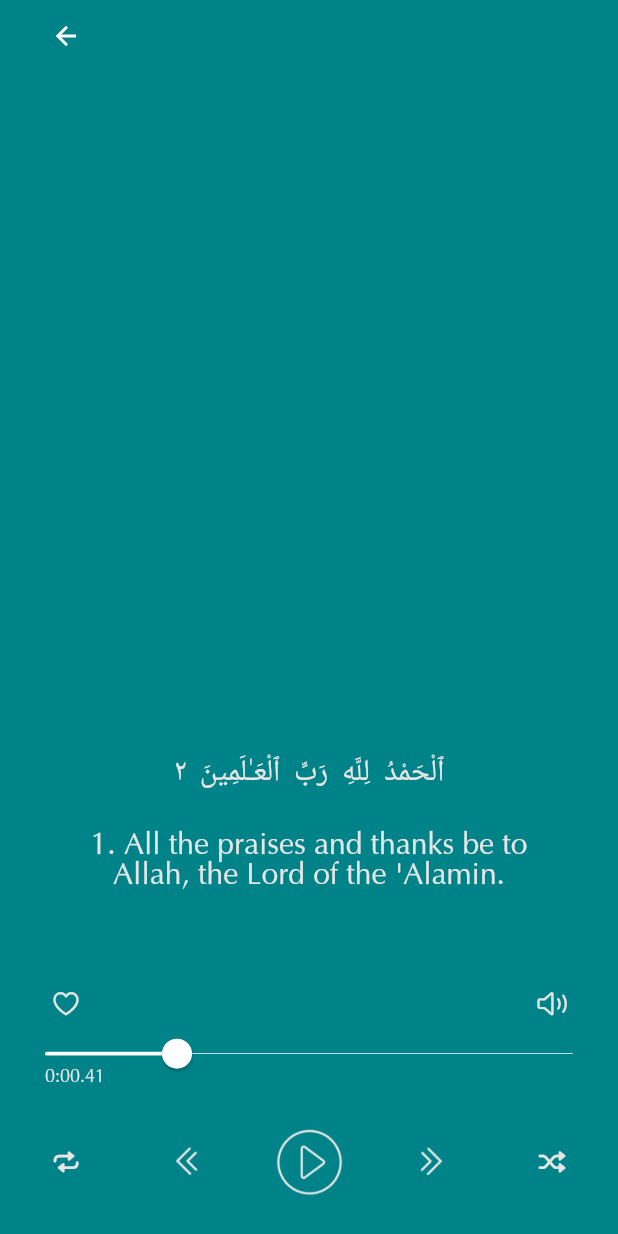
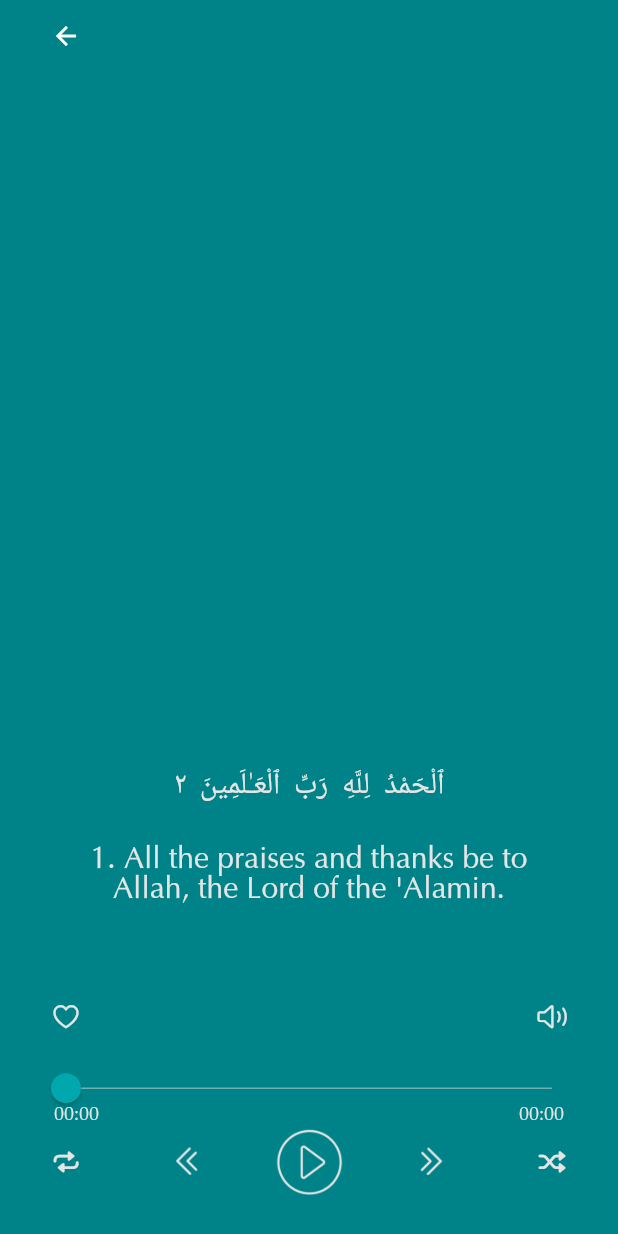
Before and after one commit to monirhelalee/Rakhsaani, a Flutter app: the PlayerSection widget shown alone on an empty page, opened directly, on a phone screen of 412 x 824 dp. Run offline on Flutter 3.47's test engine with Material 2 defaults, Android fonts, the phone set to English and light mode, and no system bars; our stand-ins replace bot_toast, dartz, google_fonts, just_audio, logger, lottie and 2 more; accounts and stored records are empty; network calls fail.

Commit message:
seekbar implemented, need some refactoring

```diff
--- a/lib/features/surah_list/view/widgets/player_section.dart
+++ b/lib/features/surah_list/view/widgets/player_section.dart
@@ -4,6 +4,7 @@ import 'package:flutter/cupertino.dart';
 import 'package:flutter/material.dart';
 import 'package:provider/provider.dart';
 import 'package:rakhsaani/features/player/view_model/player_view_model.dart';
+import 'package:rakhsaani/features/surah_list/view/widgets/seekbar.dart';
 import '../../../../core/utils/asset_path.dart';
 import '../../../../core/utils/colors.dart';
 import '../../../../core/utils/constant.dart';
@@ -74,38 +75,51 @@ class PlayerSection extends StatelessWidget {
                   ),
                 ],
               ),
-              SliderTheme(
-                data: SliderThemeData(
-                    trackHeight: .5,
-                    overlayShape: SliderComponentShape.noOverlay),
-                child: Slider(
-                  activeColor: Colors.white,
-                  inactiveColor: Colors.white,
-                  min: 0,
-                  max: 100,
-                  onChanged: (double value) {},
-                  value: 25,
-                ),
+               StreamBuilder<PositionData>(
+                stream: player.positionDataStream,
+                builder: (context, snapshot) {
+                  final positionData = snapshot.data;
+                  return SeekBar(
+                    duration: positionData?.duration ?? Duration.zero,
+                    position: positionData?.position ?? Duration.zero,
+                    bufferedPosition:
+                        positionData?.bufferedPosition ?? Duration.zero,
+                    // onChangeEnd: player.seek,
+                  );
+                },
               ),
-              Padding(
-                padding: const EdgeInsets.symmetric(horizontal: 10.0),
-                child: Row(
-                  mainAxisAlignment: MainAxisAlignment.spaceBetween,
-                  children: [
-                    const Text(
-                      '0:00.41',
-                      style: AppTextStyles.kPlayerTimerTextStyle,
-                    ),
-                    Text(
-                      svm.selectedSurah?.duration ?? "",
-                      style: AppTextStyles.kPlayerTimerTextStyle,
-                    ),
-                  ],
-                ),
-              ),
-              const SizedBox(
-                height: 25,
-              ),
+              // SliderTheme(
+              //   data: SliderThemeData(
+              //       trackHeight: .5,
+              //       overlayShape: SliderComponentShape.noOverlay),
+              //   child: Slider(
+              //     activeColor: Colors.white,
+              //     inactiveColor: Colors.white,
+              //     min: 0,
+              //     max: 100,
+              //     onChanged: (double value) {},
+              //     value: 25,
+              //   ),
+              // ),
+              // Padding(
+              //   padding: const EdgeInsets.symmetric(horizontal: 10.0),
+              //   child: Row(
+              //     mainAxisAlignment: MainAxisAlignment.spaceBetween,
+              //     children: [
+              //       const Text(
+              //         '0:00.41',
+              //         style: AppTextStyles.kPlayerTimerTextStyle,
+              //       ),
+              //       Text(
+              //         svm.selectedSurah?.duration ?? "",
+              //         style: AppTextStyles.kPlayerTimerTextStyle,
+              //       ),
+              //     ],
+              //   ),
+              // ),
+              // const SizedBox(
+              //   height: 25,
+              // ),
               Row(
                 mainAxisAlignment: MainAxisAlignment.spaceBetween,
                 crossAxisAlignment: CrossAxisAlignment.center,
--- /dev/null
+++ b/lib/features/surah_list/view/widgets/seekbar.dart
@@ -0,0 +1,208 @@
+import 'dart:math';
+
+import 'package:flutter/material.dart';
+
+import '../../../../core/utils/styles.dart';
+
+class SeekBar extends StatefulWidget {
+  final Duration duration;
+  final Duration position;
+  final Duration bufferedPosition;
+  final ValueChanged<Duration>? onChanged;
+  final ValueChanged<Duration>? onChangeEnd;
+
+  const SeekBar({
+    Key? key,
+    required this.duration,
+    required this.position,
+    required this.bufferedPosition,
+    this.onChanged,
+    this.onChangeEnd,
+  }) : super(key: key);
+
+  @override
+  SeekBarState createState() => SeekBarState();
+}
+
+class SeekBarState extends State<SeekBar> {
+  double? _dragValue;
+  late SliderThemeData _sliderThemeData;
+
+  @override
+  void didChangeDependencies() {
+    super.didChangeDependencies();
+
+    _sliderThemeData = SliderTheme.of(context).copyWith(
+      trackHeight: .5,
+    );
+  }
+
+  @override
+  Widget build(BuildContext context) {
+    return Stack(
+      children: [
+        SliderTheme(
+          data: _sliderThemeData.copyWith(
+            thumbShape: HiddenThumbComponentShape(),
+            activeTrackColor: Colors.blue.shade100,
+            inactiveTrackColor: Colors.grey.shade300,
+          ),
+          child: ExcludeSemantics(
+            child: Slider(
+              min: 0.0,
+              max: widget.duration.inMilliseconds.toDouble(),
+              value: min(widget.bufferedPosition.inMilliseconds.toDouble(),
+                  widget.duration.inMilliseconds.toDouble()),
+              onChanged: (value) {
+                setState(() {
+                  _dragValue = value;
+                });
+                if (widget.onChanged != null) {
+                  widget.onChanged!(Duration(milliseconds: value.round()));
+                }
+              },
+              onChangeEnd: (value) {
+                if (widget.onChangeEnd != null) {
+                  widget.onChangeEnd!(Duration(milliseconds: value.round()));
+                }
+                _dragValue = null;
+              },
+            ),
+          ),
+        ),
+        SliderTheme(
+          data: _sliderThemeData.copyWith(
+            inactiveTrackColor: Colors.transparent,
+          ),
+          child: Slider(
+            min: 0.0,
+            max: widget.duration.inMilliseconds.toDouble(),
+            value: min(_dragValue ?? widget.position.inMilliseconds.toDouble(),
+                widget.duration.inMilliseconds.toDouble()),
+            onChanged: (value) {
+              setState(() {
+                _dragValue = value;
+              });
+              if (widget.onChanged != null) {
+                widget.onChanged!(Duration(milliseconds: value.round()));
+              }
+            },
+            onChangeEnd: (value) {
+              if (widget.onChangeEnd != null) {
+                widget.onChangeEnd!(Duration(milliseconds: value.round()));
+              }
+              _dragValue = null;
+            },
+          ),
+        ),
+        // Remaining time if needed
+        // Positioned(
+        //   right: 16.0,
+        //   bottom: 0.0,
+        //   child: Text(
+        //       RegExp(r'((^0*[1-9]\d*:)?\d{2}:\d{2})\.\d+$')
+        //               .firstMatch("$_remaining")
+        //               ?.group(1) ??
+        //           '$_remaining',
+        //       style: Theme.of(context).textTheme.caption),
+        // ),
+        Positioned(
+          right: 16.0,
+          bottom: 0.0,
+          child: Text(
+            RegExp(r'((^0*[1-9]\d*:)?\d{2}:\d{2})\.\d+$')
+                    .firstMatch("${widget.duration}")
+                    ?.group(1) ??
+                '${widget.duration}',
+            style: AppTextStyles.kPlayerTimerTextStyle,
+          ),
+        ),
+        Positioned(
+            left: 16.0,
+            bottom: 0.0,
+            child: Text(
+              RegExp(r'((^0*[1-9]\d*:)?\d{2}:\d{2})\.\d+$')
+                      .firstMatch("${widget.position}")
+                      ?.group(1) ??
+                  '${widget.position}',
+              style: AppTextStyles.kPlayerTimerTextStyle,
+            )),
+      ],
+    );
+  }
+
+  Duration get _remaining => widget.duration - widget.position;
+}
+
+class HiddenThumbComponentShape extends SliderComponentShape {
+  @override
+  Size getPreferredSize(bool isEnabled, bool isDiscrete) => Size.zero;
+
+  @override
+  void paint(
+    PaintingContext context,
+    Offset center, {
+    required Animation<double> activationAnimation,
+    required Animation<double> enableAnimation,
+    required bool isDiscrete,
+    required TextPainter labelPainter,
+    required RenderBox parentBox,
+    required SliderThemeData sliderTheme,
+    required TextDirection textDirection,
+    required double value,
+    required double textScaleFactor,
+    required Size sizeWithOverflow,
+  }) {}
+}
+
+class PositionData {
+  final Duration position;
+  final Duration bufferedPosition;
+  final Duration duration;
+
+  PositionData(this.position, this.bufferedPosition, this.duration);
+}
+
+void showSliderDialog({
+  required BuildContext context,
+  required String title,
+  required int divisions,
+  required double min,
+  required double max,
+  String valueSuffix = '',
+  // TODO: Replace these two by ValueStream.
+  required double value,
+  required Stream<double> stream,
+  required ValueChanged<double> onChanged,
+}) {
+  showDialog<void>(
+    context: context,
+    builder: (context) => AlertDialog(
+      title: Text(title, textAlign: TextAlign.center),
+      content: StreamBuilder<double>(
+        stream: stream,
+        builder: (context, snapshot) => SizedBox(
+          height: 100.0,
+          child: Column(
+            children: [
+              Text('${snapshot.data?.toStringAsFixed(1)}$valueSuffix',
+                  style: const TextStyle(
+                      fontFamily: 'Fixed',
+                      fontWeight: FontWeight.bold,
+                      fontSize: 24.0)),
+              Slider(
+                divisions: divisions,
+                min: min,
+                max: max,
+                value: snapshot.data ?? value,
+                onChanged: onChanged,
+              ),
+            ],
+          ),
+        ),
+      ),
+    ),
+  );
+}
+
+T? ambiguate<T>(T? value) => value;
```
Also changed, not shown: lib/features/player/view_model/player_view_model.dart (+15 -0 lines).
